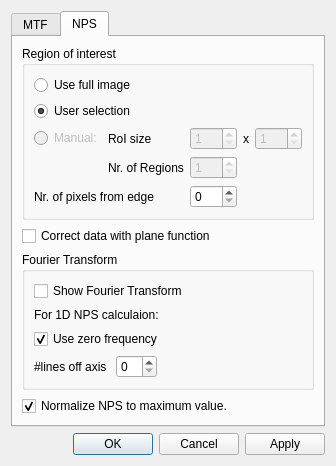
Old version of the form SpidrMpx3Eq/optionsdialog.ui in the repository navrit/dexter.
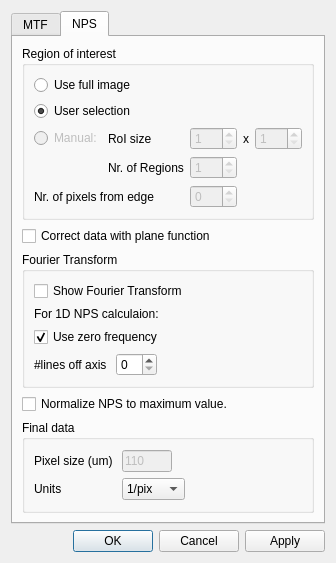
New version of the form. The open tabs and pages were chosen to show the change.

```diff
--- a/SpidrMpx3Eq/optionsdialog.ui
+++ b/SpidrMpx3Eq/optionsdialog.ui
@@ -6,8 +6,8 @@
    <rect>
     <x>0</x>
     <y>0</y>
-    <width>300</width>
-    <height>400</height>
+    <width>310</width>
+    <height>504</height>
    </rect>
   </property>
   <property name="sizePolicy">
@@ -18,8 +18,8 @@
   </property>
   <property name="maximumSize">
    <size>
-    <width>300</width>
-    <height>400</height>
+    <width>310</width>
+    <height>600</height>
    </size>
   </property>
   <property name="windowTitle">
@@ -259,6 +259,9 @@
             </item>
             <item row="4" column="3">
              <widget class="QSpinBox" name="edgeSpinBox">
+              <property name="enabled">
+               <bool>false</bool>
+              </property>
               <property name="maximum">
                <number>128</number>
               </property>
@@ -435,10 +438,85 @@
           <string>Normalize NPS to maximum value.</string>
          </property>
          <property name="checked">
-          <bool>true</bool>
+          <bool>false</bool>
          </property>
         </widget>
        </item>
+       <item>
+        <widget class="QGroupBox" name="groupBox_5">
+         <property name="title">
+          <string>Final data</string>
+         </property>
+         <layout class="QVBoxLayout" name="verticalLayout_8">
+          <item>
+           <layout class="QGridLayout" name="gridLayout_3">
+            <item row="0" column="1">
+             <widget class="QLineEdit" name="pixelSizeLineEdit">
+              <property name="enabled">
+               <bool>false</bool>
+              </property>
+              <property name="maximumSize">
+               <size>
+                <width>50</width>
+                <height>16777215</height>
+               </size>
+              </property>
+              <property name="text">
+               <string>110</string>
+              </property>
+             </widget>
+            </item>
+            <item row="0" column="0">
+             <widget class="QLabel" name="pixelSizeLabel">
+              <property name="text">
+               <string>Pixel size (um) </string>
+              </property>
+             </widget>
+            </item>
+            <item row="0" column="2">
+             <spacer name="horizontalSpacer_4">
+              <property name="orientation">
+               <enum>Qt::Horizontal</enum>
+              </property>
+              <property name="sizeHint" stdset="0">
+               <size>
+                <width>40</width>
+                <height>20</height>
+               </size>
+              </property>
+             </spacer>
+            </item>
+            <item row="1" column="0">
+             <widget class="QLabel" name="unitsNpslabel">
+              <property name="text">
+               <string>Units</string>
+              </property>
+             </widget>
+            </item>
+            <item row="1" column="1">
+             <widget class="QComboBox" name="unitsNpsComboBox">
+              <item>
+               <property name="text">
+                <string>1/pix</string>
+               </property>
+              </item>
+              <item>
+               <property name="text">
+                <string>1/mm</string>
+               </property>
+              </item>
+              <item>
+               <property name="text">
+                <string>lp/mm</string>
+               </property>
+              </item>
+             </widget>
+            </item>
+           </layout>
+          </item>
+         </layout>
+        </widget>
+       </item>
       </layout>
      </widget>
     </widget>
```
Left out of the diff: 2 changed lines with no effect on the pictures.
